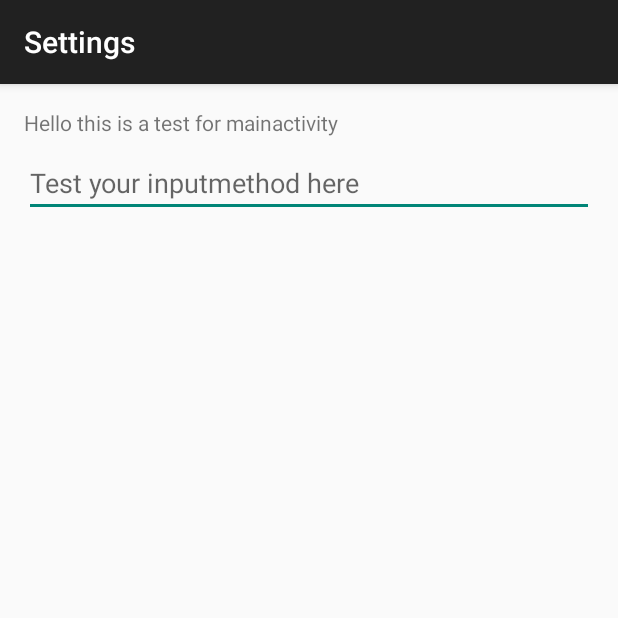
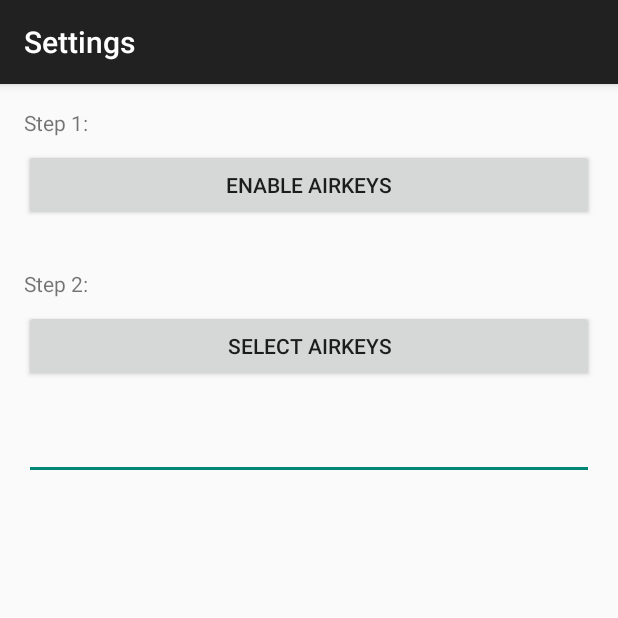
Before and after one commit to zaxebo1/AirKeys, an Android app: the screen it shows after launch (MainActivity), on a phone screen of 412 x 824 dp, the top half of it. Run offline under Robolectric (Android 15) with nearby library versions, the phone set to English and light mode, and no system bars.

```diff
--- a/app/src/main/java/org/twinone/airkeys/MainActivity.java
+++ b/app/src/main/java/org/twinone/airkeys/MainActivity.java
@@ -1,17 +1,74 @@
 package org.twinone.airkeys;
 
+import android.content.Context;
+import android.content.Intent;
 import android.support.v7.app.ActionBarActivity;
 import android.os.Bundle;
+import android.util.Log;
+import android.view.ActionMode;
 import android.view.Menu;
 import android.view.MenuItem;
+import android.view.View;
+import android.view.inputmethod.InputMethodInfo;
+import android.view.inputmethod.InputMethodManager;
+import android.widget.Button;
+
+import java.util.List;
 
 
-public class MainActivity extends ActionBarActivity {
+public class MainActivity extends ActionBarActivity implements View.OnClickListener {
+
+    private static final int REQ_ADD_METHOD = 100;
+    private Button mAddIME;
+    private Button mSelectIME;
 
     @Override
     protected void onCreate(Bundle savedInstanceState) {
         super.onCreate(savedInstanceState);
         setContentView(R.layout.activity_main);
+        mAddIME = (Button) findViewById(R.id.main_b_add_ime);
+        mAddIME.setOnClickListener(this);
+        mSelectIME = (Button) findViewById(R.id.main_b_select_ime);
+        mSelectIME.setOnClickListener(this);
     }
 
+    @Override
+    public void onClick(View v) {
+        switch (v.getId()) {
+            case R.id.main_b_add_ime:
+                startActivityForResult(
+                        new Intent(android.provider.Settings.ACTION_INPUT_METHOD_SETTINGS), REQ_ADD_METHOD);
+                break;
+            case R.id.main_b_select_ime:
+                AirKeysService.showSelectInputMethodDialog(this);
+                break;
+        }
+    }
+
+
+    @Override
+    protected void onActivityResult(int requestCode, int resultCode, Intent data) {
+        super.onActivityResult(requestCode, resultCode, data);
+        if (requestCode == REQ_ADD_METHOD) {
+            Log.d("MainActivity", "Result code: " + resultCode);
+        }
+        Log.d("MainActivity", "OnActivityResult AirKeysEnabled: " + isAirKeysEnabled());
+    }
+
+    private void updateLayout() {
+        boolean enabled = isAirKeysEnabled();
+        if (enabled) {
+            // TODO
+        }
+    }
+
+    private boolean isAirKeysEnabled() {
+        InputMethodManager im = (InputMethodManager) getSystemService(INPUT_METHOD_SERVICE);
+        List<InputMethodInfo> list = im.getEnabledInputMethodList();
+        for (InputMethodInfo info : list) {
+            Log.v("MainActivity", "InputMethod: " + info.getPackageName());
+            if (info.getPackageName().equals(getPackageName())) return true;
+        }
+        return false;
+    }
 }
--- a/app/src/main/res/layout/activity_main.xml
+++ b/app/src/main/res/layout/activity_main.xml
@@ -9,16 +9,40 @@
     tools:context="org.twinone.airkeys.MainActivity">
 
     <TextView
-        android:id="@+id/a"
+        android:id="@+id/main_tv_add_ime"
         android:layout_width="wrap_content"
         android:layout_height="wrap_content"
-        android:text="Hello this is a test for mainactivity" />
+        android:text="Step 1:" />
+
+    <Button
+        android:id="@+id/main_b_add_ime"
+        android:layout_width="match_parent"
+        android:layout_height="wrap_content"
+        android:layout_below="@id/main_tv_add_ime"
+        android:layout_marginTop="8dp"
+        android:text="Enable AirKeys" />
+
+    <TextView
+        android:id="@+id/main_tv_select_ime"
+        android:layout_width="wrap_content"
+        android:layout_height="wrap_content"
+        android:layout_below="@id/main_b_add_ime"
+        android:layout_marginTop="32dp"
+        android:text="Step 2:" />
+
+    <Button
+        android:id="@+id/main_b_select_ime"
+        android:layout_width="match_parent"
+        android:layout_height="wrap_content"
+        android:layout_below="@id/main_tv_select_ime"
+        android:layout_marginTop="8dp"
+        android:text="Select AirKeys" />
 
     <EditText
-        android:layout_marginTop="8dp"
-        android:layout_below="@id/a"
-        android:hint="Test your inputmethod here"
         android:layout_width="match_parent"
-        android:layout_height="wrap_content" />
+        android:layout_height="wrap_content"
+        android:layout_below="@id/main_b_select_ime"
+        android:layout_marginTop="20dp" />
+
 
 </RelativeLayout>
--- a/app/src/main/res/layout/keyboard.xml
+++ b/app/src/main/res/layout/keyboard.xml
@@ -7,7 +7,7 @@
     <TextView
         android:id="@+id/keyboard_text"
         android:layout_width="match_parent"
-        android:layout_height="100dp"
+        android:layout_height="wrap_content"
         android:gravity="center_horizontal"
         android:text="No connections"
         android:textColor="@android:color/white"
```
Also changed, not shown: app/src/main/java/org/twinone/airkeys/AirKeysService.java (+65 -24 lines), app/src/main/res/xml/method.xml (+1 -11 lines), 3 other files.
